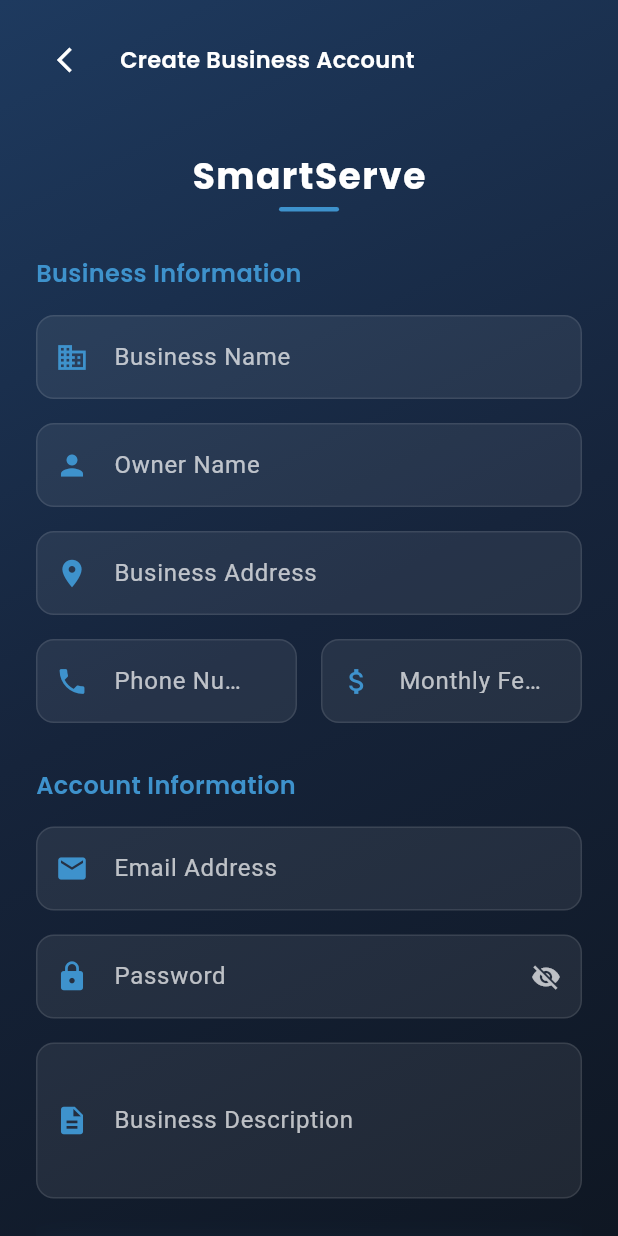
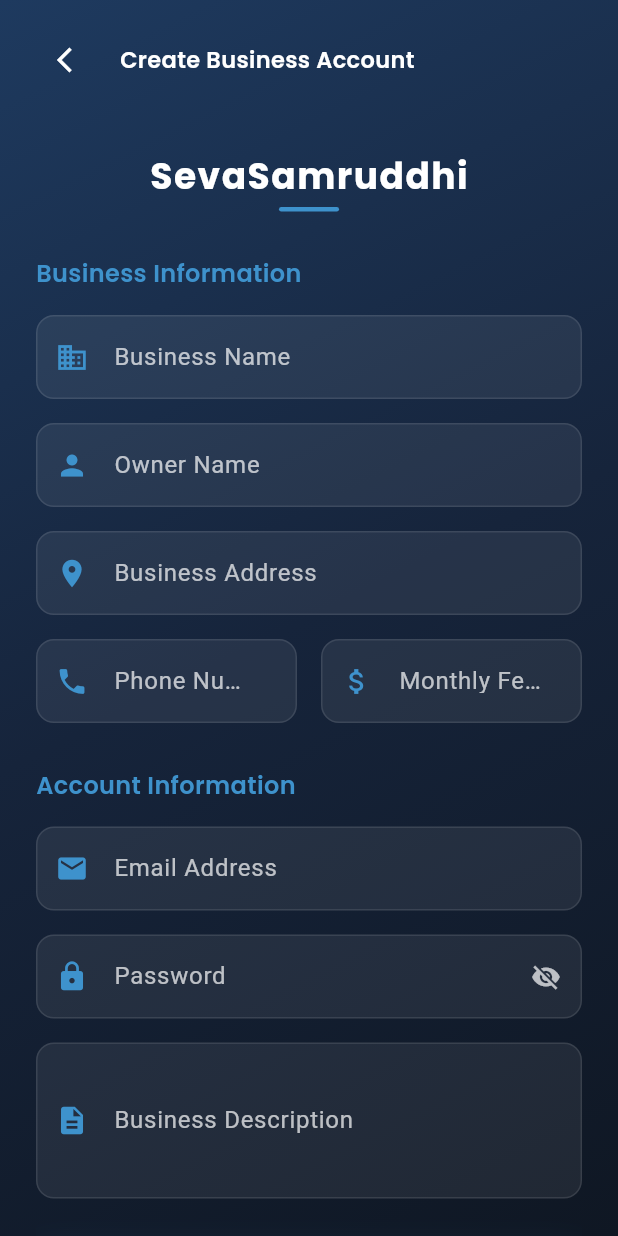
Before and after one commit to chaitanyaj2121/SevaSamruddhiApp, a Flutter app: the screen it shows after launch, after a tap on "Create Account", on a phone screen of 412 x 824 dp. Run offline on Flutter 3.47's test engine with Material 3 defaults, Android fonts, the phone set to English and light mode, and no system bars; our stand-ins replace firebase_core, flutter_secure_storage, font_awesome_flutter, google_fonts, image_picker, shared_preferences; missing offline and left inert: razorpay_flutter; accounts and stored records are empty.

Commit message:
changed the name smartServe to sevaSamruddhi

```diff
--- a/lib/SignUpScreen.dart
+++ b/lib/SignUpScreen.dart
@@ -156,7 +156,7 @@ class _SignUpScreenState extends State<SignUpScreen> {
                             child: Column(
                               children: [
                                 Text(
-                                  "SmartServe",
+                                  "SevaSamruddhi",
                                   style: GoogleFonts.poppins(
                                     fontSize: 24,
                                     fontWeight: FontWeight.w700,
--- a/lib/about_help_screen.dart
+++ b/lib/about_help_screen.dart
@@ -17,7 +17,7 @@ class AboutHelpScreen extends StatelessWidget {
     return Scaffold(
       appBar: AppBar(
         title: const Text(
-          'About SmartServ',
+          'About SevaSamruddhi',
           style: TextStyle(color: Colors.white, fontWeight: FontWeight.bold),
         ),
         flexibleSpace: Container(
@@ -95,7 +95,7 @@ class AboutHelpScreen extends StatelessWidget {
               ),
               const SizedBox(height: 12),
               Text(
-                'Welcome to SmartServ Center, your ultimate solution for managing monthly services with ease. Track customer subscriptions, update payments, and streamline operations all in one place.',
+                'Welcome to SevaSamruddhi Center, your ultimate solution for managing monthly services with ease. Track customer subscriptions, update payments, and streamline operations all in one place.',
                 style: TextStyle(
                   fontSize: 14,
                   color: Colors.white.withOpacity(0.9),
@@ -259,9 +259,9 @@ class AboutHelpScreen extends StatelessWidget {
                 Icon(Icons.star, color: Colors.deepPurple.shade600, size: 24),
                 const SizedBox(width: 10),
                 const Text(
-                  'Why SmartServ Center?',
+                  'Why SevaSamruddhi Center?',
                   style: TextStyle(
-                    fontSize: 18,
+                    fontSize: 15,
                     fontWeight: FontWeight.bold,
                     color: Colors.black87,
                   ),
@@ -308,7 +308,7 @@ class AboutHelpScreen extends StatelessWidget {
                   ),
                   SizedBox(height: 8),
                   Text(
-                    'Join hundreds of businesses using SmartServ Center to streamline operations and enhance efficiency.',
+                    'Join hundreds of businesses using SevaSamruddhi Center to streamline operations and enhance efficiency.',
                     textAlign: TextAlign.center,
                     style: TextStyle(fontSize: 14, color: Colors.black87),
                   ),
--- a/lib/home_screen.dart
+++ b/lib/home_screen.dart
@@ -46,7 +46,7 @@ class HomeScreen extends StatelessWidget {
           children: [
             const Flexible(
               child: Text(
-                'SmartServe',
+                'SevaSamruddhi',
                 style: TextStyle(
                   fontSize: 24,
                   fontWeight: FontWeight.bold,
--- a/lib/login_screen.dart
+++ b/lib/login_screen.dart
@@ -131,16 +131,16 @@ class _LoginScreenState extends State<LoginScreen> {
                                 borderRadius: BorderRadius.circular(16),
                               ),
                               child: const Icon(
-                                Icons.business_center_rounded,
+                                Icons.verified_user,
                                 size: 50,
                                 color: Color(0xFF3E92CC),
                               ),
                             ),
-                            const SizedBox(height: 16),
+                            const SizedBox(height: 12),
                             Text(
-                              "SmartServe",
+                              "SevaSamruddi",
                               style: GoogleFonts.poppins(
-                                fontSize: 32,
+                                fontSize: 25,
                                 fontWeight: FontWeight.w700,
                                 color: Colors.white,
                                 letterSpacing: 1.0,
--- a/lib/main.dart
+++ b/lib/main.dart
@@ -37,7 +37,7 @@ class MyApp extends StatelessWidget {
           );
         }
         return MaterialApp(
-          title: 'SmartServe',
+          title: 'SevaSamruddhi',
           theme: ThemeData(
             colorScheme: ColorScheme.fromSeed(seedColor: Colors.blue),
             useMaterial3: true,
--- a/lib/razorpay_service.dart
+++ b/lib/razorpay_service.dart
@@ -56,7 +56,7 @@ class RazorpayService {
       var options = {
         'key': Config.razorpayKey,
         'amount': amount * 100, // Razorpay expects amount in paise
-        'name': 'SmartServe',
+        'name': 'SevaSamruddhi',
         'order_id': orderId,
         'description': '$durationMonths Month(s) Subscription',
         'prefill': {'contact': phone, 'email': email, 'name': name},
```
